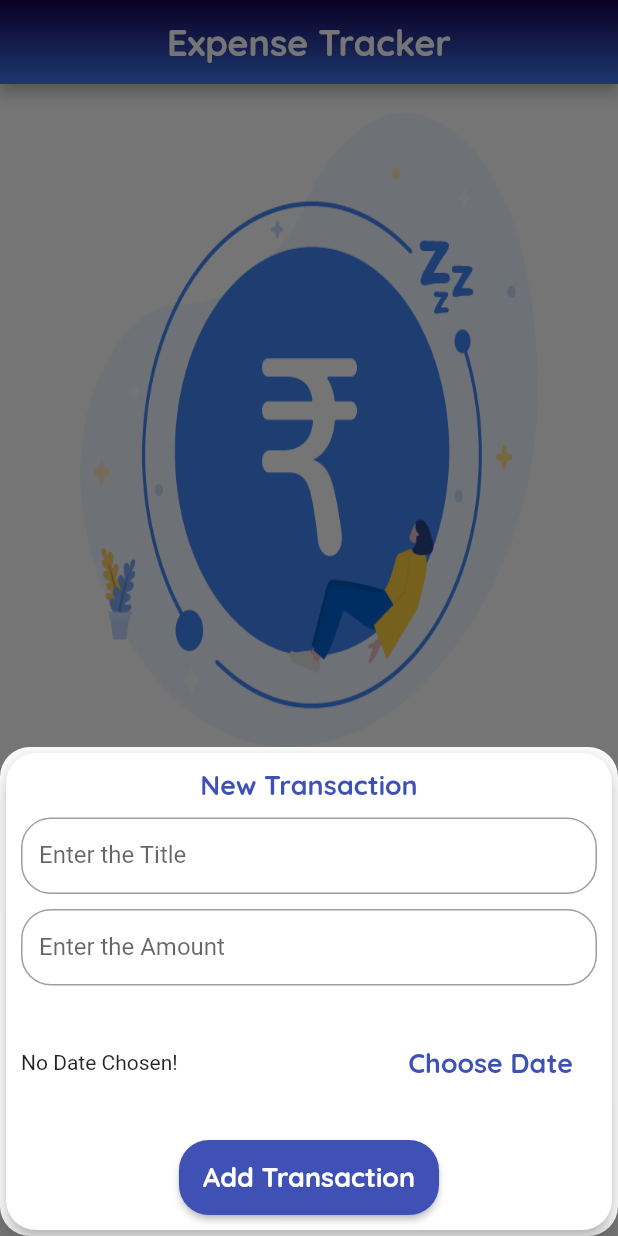
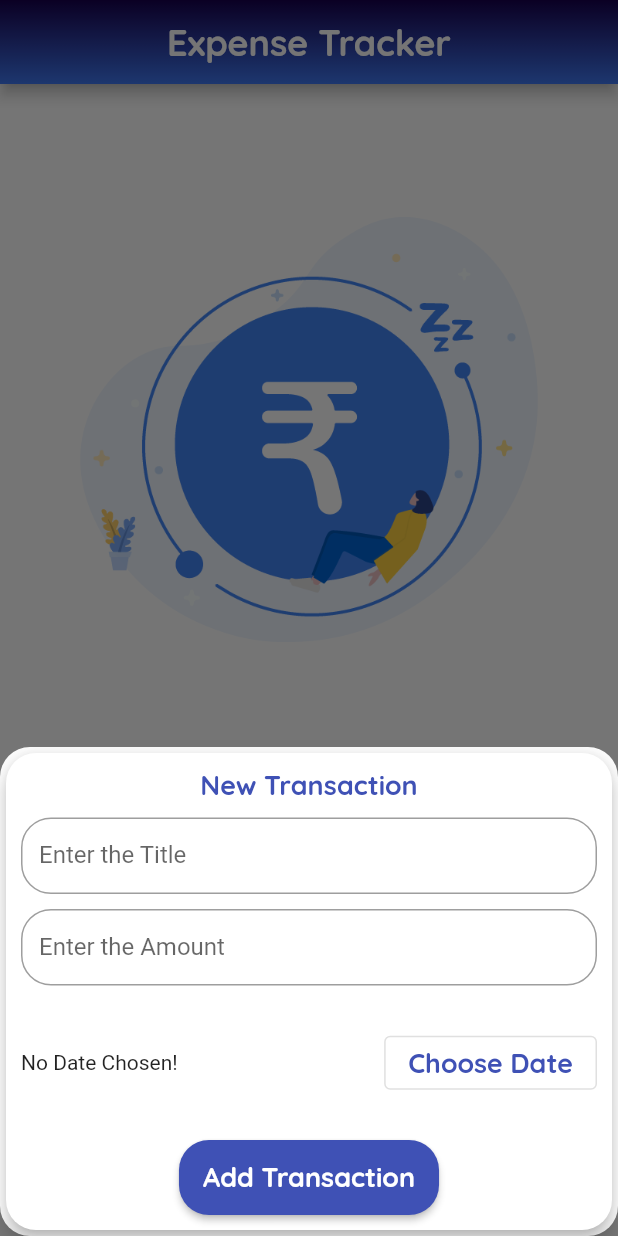
Before and after one commit to rajput-hemant/expense-tracker, a Flutter app: the screen it shows after launch, after a tap on the "add" icon, on a phone screen of 412 x 824 dp. Run offline on Flutter 3.47's test engine with Material 2 defaults, Android fonts, the phone set to English and light mode, and no system bars.

Commit message:
Minor Fixes & Improvements
Signed-off-by: rajput-hemant <hemant.rajput_cs20@gla.ac.in>

```diff
--- a/lib/main.dart
+++ b/lib/main.dart
@@ -9,9 +9,8 @@ import 'models/transaction.dart';
 void main() {
   // WidgetsFlutterBinding();
   // SystemChrome.setPreferredOrientations([
-  //   DeviceOrientation.portraitUp,
+  // DeviceOrientation.portraitUp,
   // DeviceOrientation.portraitDown,
-  // DeviceOrientation.landscapeLeft,
   // ]);
   runApp(MyApp());
 }
@@ -123,6 +122,19 @@ class _MyHomePageState extends State<MyHomePage> {
             Color.fromARGB(255, 23, 0, 78),
           ],
         ),
+        // gradient: RadialGradient(
+        //   radius: 8.5,
+        //   stops: [
+        //     0.0,
+        //     0.27,
+        //     1.0,
+        //   ],
+        //   colors: [
+        //     Color.fromARGB(255, 255, 0, 43),
+        //     Color.fromARGB(255, 168, 5, 32),
+        //     Color.fromARGB(255, 83, 3, 40),
+        //   ],
+        // ),
       ),
     ),
   );
@@ -206,7 +218,9 @@ class _MyHomePageState extends State<MyHomePage> {
           ],
         ),
       ),
-      floatingActionButtonLocation: FloatingActionButtonLocation.centerFloat,
+      floatingActionButtonLocation: _isLandscape
+          ? FloatingActionButtonLocation.endFloat
+          : FloatingActionButtonLocation.centerFloat,
       floatingActionButton: FloatingActionButton(
         child: Icon(Icons.add),
         onPressed: () => _startAddNewTransaction(context),
--- a/lib/widgets/chart_bart.dart
+++ b/lib/widgets/chart_bart.dart
@@ -15,7 +15,7 @@ class ChartBar extends StatelessWidget {
             Container(
               height: constraints.maxHeight * 0.15,
               child: FittedBox(
-                child: Text('₹ ${spendingAmount.toStringAsFixed(0)}'),
+                child: Text('₹${spendingAmount.toStringAsFixed(0)}'),
               ),
             ),
             SizedBox(
@@ -24,7 +24,7 @@ class ChartBar extends StatelessWidget {
             Container(
               height: constraints.maxHeight * 0.6,
               width: 30,
-              child: Stack(children: [
+              child: Stack(alignment: Alignment.bottomCenter, children: [
                 Container(
                   decoration: BoxDecoration(
                     border: Border.all(color: Colors.black, width: 1.0),
--- a/lib/widgets/new_transaction.dart
+++ b/lib/widgets/new_transaction.dart
@@ -99,10 +99,13 @@ class _NewTransactionState extends State<NewTransaction> {
                 child: Row(
                   children: [
                     Expanded(
-                        child: Text(_selectedDate == null
+                      child: Text(
+                        _selectedDate == null
                             ? 'No Date Chosen!'
-                            : 'Picked Date: ${DateFormat.yMd().format(_selectedDate!)}')),
-                    FlatButton(
+                            : 'Picked Date: ${DateFormat.yMd().format(_selectedDate!)}',
+                      ),
+                    ),
+                    OutlinedButton(
                       child: Text(
                         'Choose Date',
                         // style: TextStyle(fontWeight: FontWeight.bold)
--- a/lib/widgets/transaction_card.dart
+++ b/lib/widgets/transaction_card.dart
@@ -46,7 +46,7 @@ class TransactionItem extends StatelessWidget {
                 icon: Icon(Icons.delete),
                 label: Text('Delete'),
                 style: OutlinedButton.styleFrom(
-                    padding: EdgeInsets.all(17),
+                    padding: EdgeInsets.all(11),
                     shape: RoundedRectangleBorder(
                         borderRadius: BorderRadius.circular(10)),
                     primary: theme.errorColor,
--- a/lib/widgets/transaction_list.dart
+++ b/lib/widgets/transaction_list.dart
@@ -20,7 +20,7 @@ class TransactionList extends StatelessWidget {
                   height: constraints.maxHeight * 0.6,
                   child: Image.asset(
                     'assets/images/notransactions.png',
-                    fit: BoxFit.fill,
+                    fit: BoxFit.contain,
                   ),
                 ),
                 Text(
@@ -35,8 +35,9 @@ class TransactionList extends StatelessWidget {
             itemCount: transactions.length,
             itemBuilder: (currentTransaction, index) {
               return TransactionItem(
-                  transaction: transactions[index],
-                  deleteTransaction: deleteTransaction);
+                transaction: transactions[index],
+                deleteTransaction: deleteTransaction,
+              );
             },
           );
   }
```
